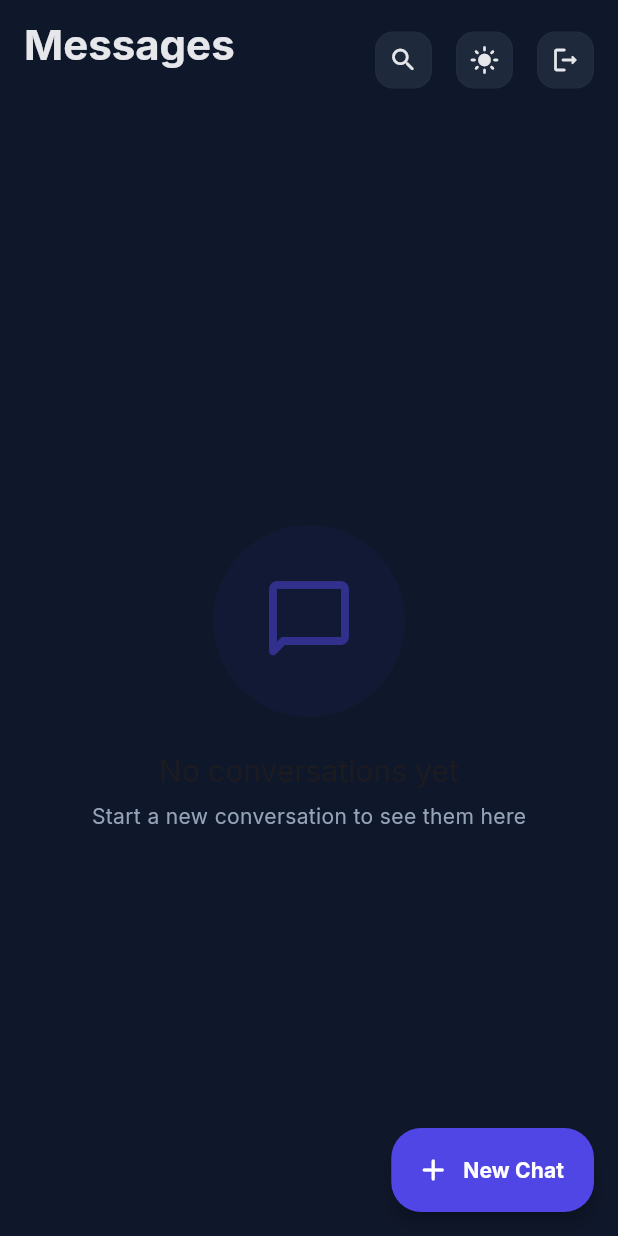
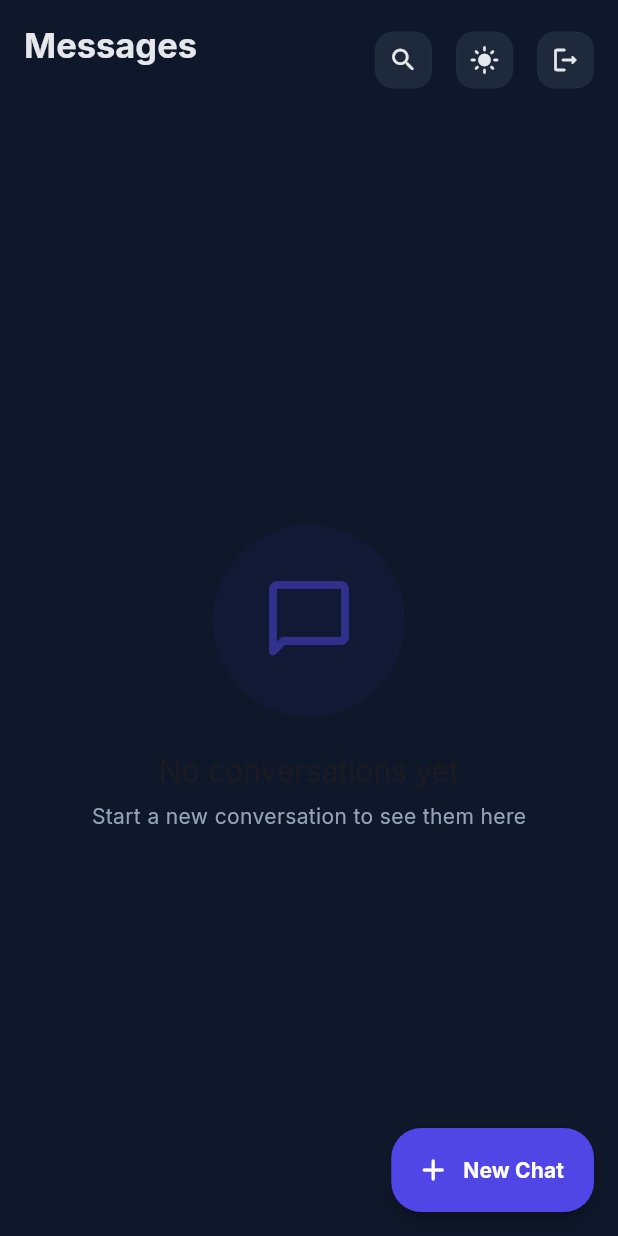
Before and after one commit to Usman-bin-Khalid/LiveChatingApp, a Flutter app: the ChatListScreen screen opened directly, after a tap on the "logout" icon, on a phone screen of 412 x 824 dp. Run offline on Flutter 3.47's test engine with Material 3 defaults, Android fonts, the phone set to English and light mode, and no system bars; drawn by our look-alikes of flutter_animate; our stand-ins replace dio, google_fonts, shared_preferences, socket_io_client; accounts and stored records are empty; network calls fail; statements that could not run were skipped.

Commit message:
Chat List Screen Logic Issue Solved

```diff
--- a/lib/providers/auth_provider.dart
+++ b/lib/providers/auth_provider.dart
@@ -74,9 +74,9 @@ class AuthProvider extends ChangeNotifier {
 
   Future<void> checkAuth() async {
     final userId = await _authRepository.getUserId();
+    final username = await _authRepository.getUsername();
     if (userId != null) {
-      // In a real app, you might fetch user profile here
-      _user = UserModel(id: userId, username: 'User', email: '');
+      _user = UserModel(id: userId, username: username ?? 'User', email: '');
       notifyListeners();
     }
   }
--- a/lib/providers/chat_provider.dart
+++ b/lib/providers/chat_provider.dart
@@ -30,7 +30,7 @@ class ChatProvider extends ChangeNotifier {
         _messages.add(message);
         notifyListeners();
       }
-      fetchInbox(); // Refresh inbox to see latest message
+      fetchInbox(silent: true); // Silently refresh inbox to see latest message
     });
   }
 
@@ -61,9 +61,11 @@ class ChatProvider extends ChangeNotifier {
     notifyListeners();
   }
 
-  Future<void> fetchInbox() async {
-    _isLoading = true;
-    notifyListeners();
+  Future<void> fetchInbox({bool silent = false}) async {
+    if (!silent) {
+      _isLoading = true;
+      notifyListeners();
+    }
     try {
       _inbox = await _chatRepository.getInbox();
     } catch (e) {
@@ -100,6 +102,7 @@ class ChatProvider extends ChangeNotifier {
     );
     _messages.add(newMessage);
     notifyListeners();
+    fetchInbox(silent: true); // Silently refresh inbox to show new contact immediately
   }
 
   void connectSocket(String userId) {
--- a/lib/views/screens/chat/chat_list_screen.dart
+++ b/lib/views/screens/chat/chat_list_screen.dart
@@ -83,7 +83,7 @@ class _ChatListScreenState extends State<ChatListScreen> {
             : Column(
                 crossAxisAlignment: CrossAxisAlignment.start,
                 children: [
-                  Text('Messages', style: theme.textTheme.displayMedium?.copyWith(fontSize: 28)),
+                  Text('Messages', style: theme.textTheme.displayMedium?.copyWith(fontSize: 23)),
                   if (authProvider.user != null)
                     Text(
                       authProvider.user!.username,
```
Also changed, not shown: lib/data/repositories/auth_repository.dart (+7 -0 lines), lib/views/screens/chat/chat_detail_screen.dart (+20 -19 lines).
